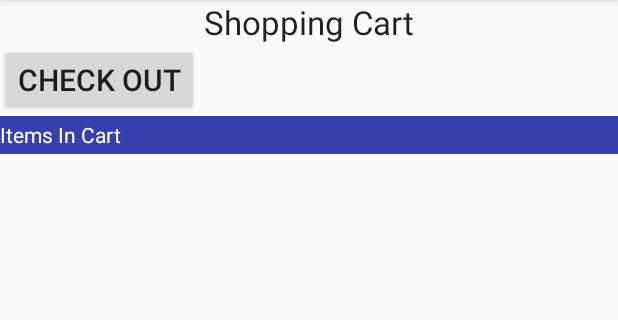
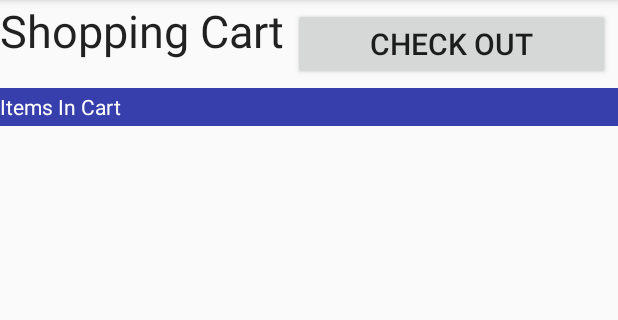
Before and after one commit to anturner130/ComputerBuilder, an Android app: the fragment CartFragment shown on its own in the app's theme, on a phone screen of 412 x 824 dp, the part 84-404 px from its top. Run offline under Robolectric (Android 15) with nearby library versions, the phone set to English and light mode, and no system bars; 13 statements that could not run were skipped.

Commit message:
Cart Layout change

```diff
--- a/app/src/main/java/comp640/computerbuilder/activities/MenuActivity.java
+++ b/app/src/main/java/comp640/computerbuilder/activities/MenuActivity.java
@@ -83,7 +83,7 @@ public class MenuActivity extends AppCompatActivity
         setUpNavDrawer();
 
         //Inflate the fragment
-        inflateFragment(new CartFragment());
+        inflateFragment(new SavedBuildsListFragment());
     }
 
     @Override
--- a/app/src/main/java/comp640/computerbuilder/fragments/CBFragment.java
+++ b/app/src/main/java/comp640/computerbuilder/fragments/CBFragment.java
@@ -1,22 +1,24 @@
 package comp640.computerbuilder.fragments;
 
-<<<<<<< HEAD
+import android.support.v4.app.Fragment;
+
+
 import java.util.List;
 
-=======
+
 import android.view.MenuItem;
 
 import java.util.HashMap;
 
 import comp640.computerbuilder.fragments.listeners.OnOptionClickedListener;
->>>>>>> anturner130/master
+
 import comp640.computerbuilder.fragments.listeners.OnSubfragmentListener;
 import comp640.computerbuilder.model.parts.Part;
 
 /**
  * Created by alexanderturner on 4/18/16.
  */
-public class CBFragment extends android.support.v4.app.Fragment {
+public class CBFragment extends Fragment {
     private OnSubfragmentListener _listener;
 
     protected int _parentID = -1;
--- a/app/src/main/res/layout/fragment_cart.xml
+++ b/app/src/main/res/layout/fragment_cart.xml
@@ -1,29 +1,29 @@
 
-<LinearLayout xmlns:android="http://schemas.android.com/apk/res/android" android:orientation="vertical" android:layout_width="fill_parent" android:layout_height="fill_parent">
+<LinearLayout xmlns:android="http://schemas.android.com/apk/res/android" android:orientation="vertical" android:layout_width="match_parent" android:layout_height="match_parent">
 
+    <LinearLayout
+        android:layout_width="match_parent"
+        android:layout_height="wrap_content"
+        android:orientation="horizontal">
         <TextView
             android:layout_width="wrap_content"
             android:layout_height="wrap_content"
             android:textAppearance="?android:attr/textAppearanceLarge"
             android:text="Shopping Cart"
             android:id="@+id/textView2"
+            android:textSize="30dp"
             android:layout_gravity="center_horizontal"
             android:layout_alignBottom="@+id/button"
-        android:layout_alignParentTop="true"
-        android:layout_alignParentLeft="false"
-        android:layout_alignParentBottom="false"
-        android:layout_alignParentRight="false"
-        android:layout_alignWithParentIfMissing="false" />
+            />
 
         <Button
-        android:layout_width="wrap_content"
+            android:layout_width="match_parent"
             android:layout_height="wrap_content"
             android:text="Check Out"
             android:id="@+id/button"
-        android:layout_alignParentTop="true"
-        android:layout_alignParentRight="true"
-        android:layout_alignParentEnd="true"
-        android:textSize="20dp" />
+            android:textSize="20dp"
+            android:layout_margin="5dp"/>
+    </LinearLayout>
 
     <RelativeLayout
         android:layout_width="fill_parent"
```
Lines whose indentation alone changed are shown as unchanged.
